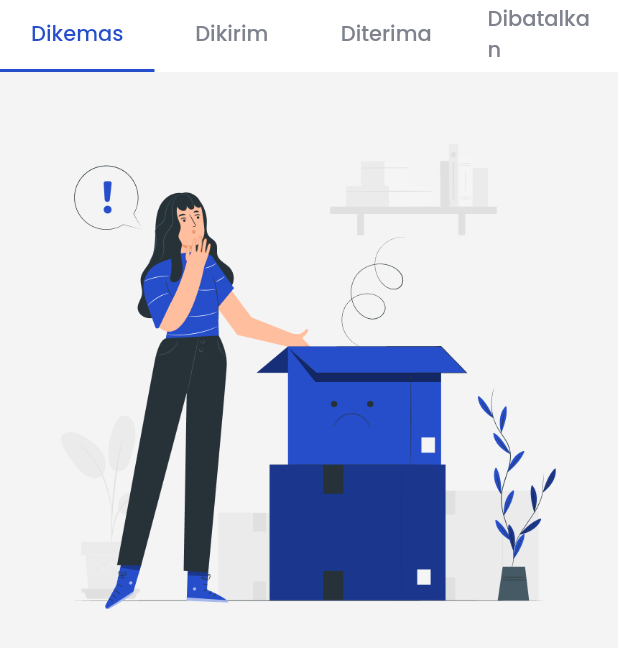
After one commit to Kelompok-17-Capstone/mobile_flutter, a Flutter app: the Pesanan screen opened directly, on a phone screen of 412 x 824 dp. The commit adds this screen. Shown: the top 648 px of the screen. Run offline on Flutter 3.47's test engine with Material 2 defaults, Android fonts, the phone set to English and light mode, and no system bars; our stand-ins replace barcode_widget.

Commit message:
page pesanan ui

```diff
--- a/lib/main.dart
+++ b/lib/main.dart
@@ -1,5 +1,5 @@
 import 'package:flutter/material.dart';
-import 'package:google_fonts/google_fonts.dart';
+
 import 'package:mobile_flutter/views/dashboard/dashboard_view.dart';
 import 'package:mobile_flutter/views/dashboard/member_view.dart';
 import 'package:mobile_flutter/views/dashboard/product/product_provider.dart';
@@ -7,7 +7,6 @@ import 'package:mobile_flutter/views/dashboard/produk_view.dart';
 import 'package:mobile_flutter/views/dashboard/welcome_view.dart';
 import 'package:mobile_flutter/views/splash_screen_view.dart';
 import 'package:provider/provider.dart';
-import 'package:hexcolor/hexcolor.dart';
 
 void main() {
   runApp(const MyApp());
--- /dev/null
+++ b/lib/views/dashboard/pesanan_view.dart
@@ -0,0 +1,138 @@
+import 'package:flutter/material.dart';
+import '../../main.dart';
+
+class MyApp extends StatelessWidget {
+  const MyApp({super.key});
+
+  // This widget is the root of your application.
+  @override
+  Widget build(BuildContext context) {
+    return MaterialApp(theme: ThemeData());
+  }
+}
+
+class Pesanan extends StatefulWidget {
+  const Pesanan({super.key});
+
+  @override
+  State<Pesanan> createState() => _PesananState();
+}
+
+class _PesananState extends State<Pesanan> with SingleTickerProviderStateMixin {
+  late TabController _tabController;
+
+  @override
+  void initState() {
+    // Specifies number of Tabs here
+    _tabController = TabController(length: 4, vsync: this);
+    super.initState();
+  }
+
+  @override
+  void dispose() {
+    _tabController.dispose();
+    super.dispose();
+  }
+
+  @override
+  Widget build(BuildContext context) {
+    return SafeArea(
+      child: Scaffold(
+        backgroundColor: const Color(0xffF4F4F4),
+        body: Padding(
+          padding: const EdgeInsets.all(0),
+          child: Column(
+            children: [
+              Container(
+                color: Colors.white,
+                padding: const EdgeInsets.only(top: 0),
+                height: 48,
+                child: TabBar(
+                  controller: _tabController,
+
+                  // HexColor('#FFFFFF'),
+
+                  labelColor: const Color(0xff264ECA), //<-- selected text color
+                  unselectedLabelColor: const Color(0xff7D828C),
+                  indicatorColor: const Color(0xff264ECA),
+
+                  tabs: const [
+                    Tab(
+                      child: Text('Dikemas',
+                          style: TextStyle(
+                            fontSize: 14,
+                            fontWeight: FontWeight.w500,
+                          )),
+                    ),
+                    Tab(
+                      child: Text('Dikirim',
+                          style: TextStyle(
+                            fontSize: 14,
+                            fontWeight: FontWeight.w500,
+                          )),
+                    ),
+                    Tab(
+                      child: Text('Diterima',
+                          style: TextStyle(
+                            fontSize: 14,
+                            fontWeight: FontWeight.w500,
+                          )),
+                    ),
+                    Tab(
+                      child: Text('Dibatalkan',
+                          style: TextStyle(
+                            fontSize: 14,
+                            fontWeight: FontWeight.w500,
+                          )),
+                    ),
+                  ],
+                ),
+              ),
+              Expanded(
+                child: TabBarView(
+                  controller: _tabController,
+                  children: [
+                    Padding(
+                        padding: EdgeInsets.only(
+                          left: 24,
+                          top: 18,
+                          right: 24,
+                        ),
+                        child: Column(
+                          children: [
+                            Image(
+                              image: AssetImage('assets/images/pesanan.png'),
+                            ),
+                          ],
+                        )),
+                    Padding(
+                        padding: EdgeInsets.only(
+                          left: 24,
+                          top: 18,
+                          right: 24,
+                        ),
+                        child: Text('Dikirm')),
+                    Padding(
+                        padding: EdgeInsets.only(
+                          left: 24,
+                          top: 18,
+                          right: 24,
+                        ),
+                        child: Text('Diterima')),
+                    Padding(
+                        padding: EdgeInsets.only(
+                          left: 24,
+                          top: 18,
+                          right: 24,
+                        ),
+                        child: Text('Dibatalkan')),
+                  ],
+                ),
+              ),
+            ],
+          ),
+        ),
+      ),
+    );
+  }
+}
--- a/lib/views/dashboard/produk_view.dart
+++ b/lib/views/dashboard/produk_view.dart
@@ -1,5 +1,5 @@
 import 'package:flutter/material.dart';
-
+import 'pesanan_view.dart';
 import '../../main.dart';
 
 class MyApp extends StatelessWidget {
```
Also changed, not shown: assets/images/pesanan.png (added), pubspec.lock.
